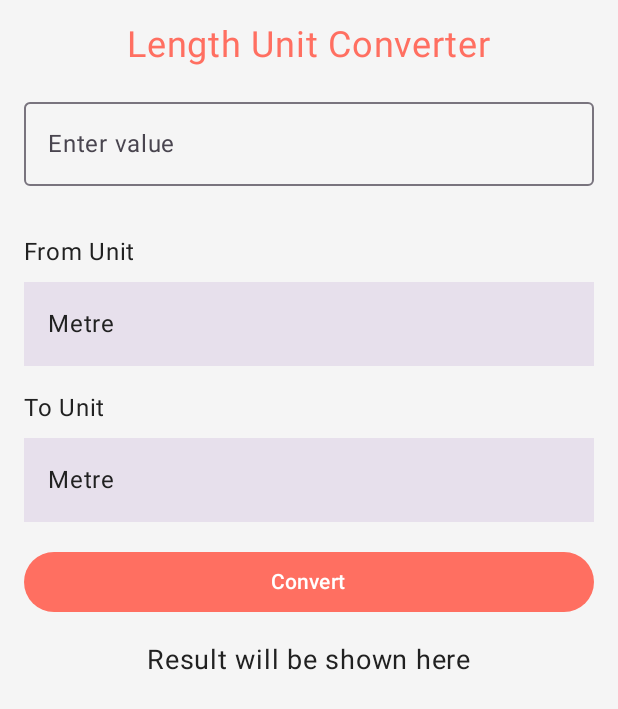
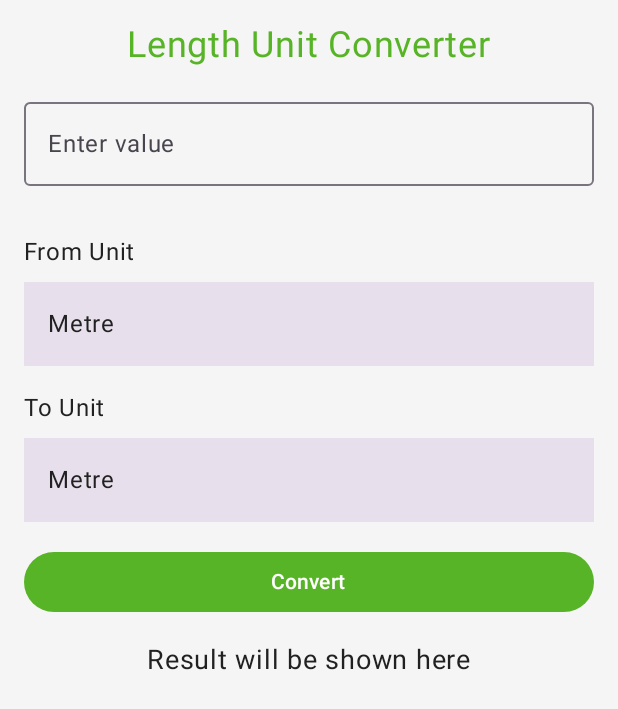
Before and after one commit to tommyle1310/comp1786-logbook1, an Android app built with Jetpack Compose: the screen it shows after launch (MainActivity), on a phone screen of 412 x 824 dp. Shown: the top 709 px of the screen. Run offline under Robolectric (Android 15) with nearby library versions, the phone set to English and light mode, and no system bars.

Commit message:
config theme

```diff
--- a/app/src/main/java/com/example/logbook1/ui/theme/Theme.kt
+++ b/app/src/main/java/com/example/logbook1/ui/theme/Theme.kt
@@ -6,7 +6,7 @@ import androidx.compose.runtime.Composable
 import androidx.compose.ui.graphics.Color
 
 private val LightColorScheme = lightColorScheme(
-    primary = Color(0xFFFF6F61),
+    primary = Color(0xFF58B427),
     secondary = Color(0xFF6B5B95),
     background = Color(0xFFF5F5F5),
     onBackground = Color(0xFF212121),
```
